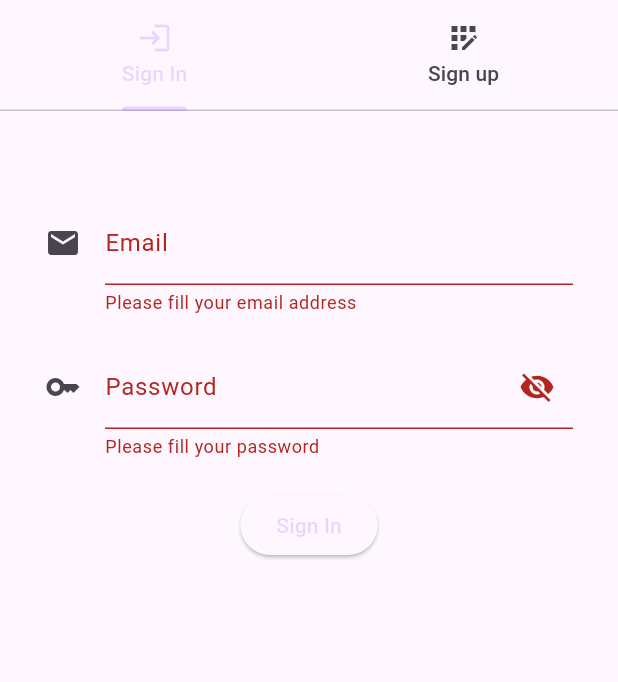
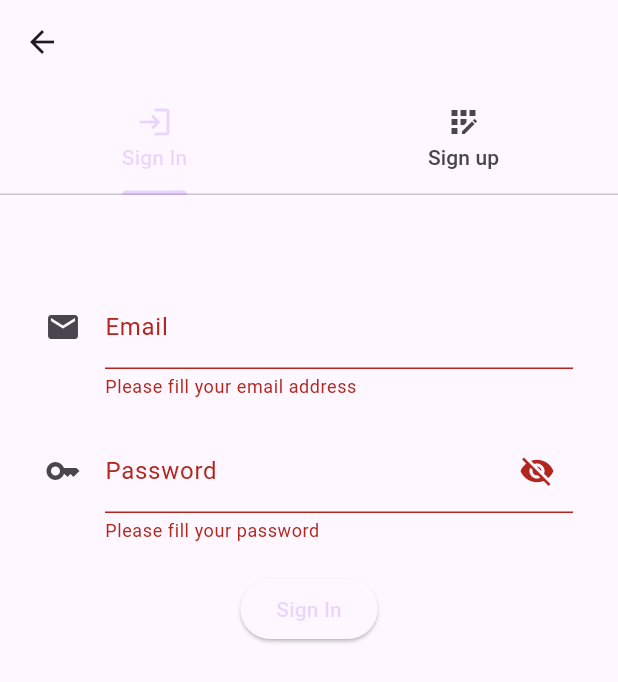
Before and after one commit to ThomasHandlag/toxicapp, a Flutter app: the SignScreen screen opened directly, after a tap on "Sign In", on a phone screen of 412 x 824 dp. Shown: the top 682 px of the screen. Run offline on Flutter 3.47's test engine with Material 3 defaults, Android fonts, the phone set to English and light mode, and no system bars; our stand-ins replace carousel_slider, file_picker, flutter_colorpicker, shared_preferences, sqflite; accounts and stored records are empty.

Commit message:
add some image

```diff
--- a/lib/components/preview_app.dart
+++ b/lib/components/preview_app.dart
@@ -21,9 +21,10 @@ class _PreviewApp extends State<PreviewApp> {
     )
   ];
   CarouselController carouselController = CarouselController();
+
   @override
   Widget build(BuildContext context) => Scaffold(
-        backgroundColor: const Color.fromARGB(255, 255, 255, 0),
+        backgroundColor: Theme.of(context).colorScheme.background,
         bottomNavigationBar: Container(
           padding: const EdgeInsets.all(15.0),
           margin: const EdgeInsets.only(bottom: 20.0),
@@ -66,8 +67,11 @@ class _PreviewApp extends State<PreviewApp> {
 
 class Slide extends StatefulWidget {
   const Slide({super.key, required this.text, required this.start});
+
   final String text;
+
   const Slide.first({super.key, required this.text, required this.start});
+
   final bool start;
 
   @override
@@ -115,6 +119,8 @@ class _Slide extends State<Slide> with SingleTickerProviderStateMixin {
       child: Container(
         alignment: Alignment.center,
         margin: const EdgeInsets.only(top: 20.0),
+        decoration: const BoxDecoration(
+            image: DecorationImage(image: AssetImage("images/prev.png"))),
         child: Column(
             mainAxisAlignment: MainAxisAlignment.center,
             crossAxisAlignment: CrossAxisAlignment.center,
@@ -125,8 +131,12 @@ class _Slide extends State<Slide> with SingleTickerProviderStateMixin {
               ),
               Text(
                 widget.text,
-                style:
-                    const TextStyle(fontSize: 30, fontWeight: FontWeight.bold),
+                style: TextStyle(
+                  fontSize: 30,
+                  fontWeight: FontWeight.bold,
+                  color: Theme.of(context).colorScheme.onSurface,
+                  backgroundColor: Theme.of(context).colorScheme.surface,
+                ),
                 textAlign: TextAlign.center,
               ),
               widget.start
@@ -140,6 +150,9 @@ class _Slide extends State<Slide> with SingleTickerProviderStateMixin {
                                   builder: (context) => const SignScreen()),
                             );
                           },
+                          style: const ButtonStyle(
+                              foregroundColor: MaterialStatePropertyAll(
+                                  Colors.purpleAccent)),
                           child: const Text("Get start")),
                     )
                   : Container(),
@@ -162,7 +175,7 @@ class CustomCarouselIndicator extends StatelessWidget {
     required this.currentIndex,
     required this.onIndexChanged,
     this.dotColor = Colors.grey,
-    this.dotActiveColor = Colors.blue,
+    this.dotActiveColor = Colors.purple,
   });
 
   @override
@@ -183,7 +196,7 @@ class CustomCarouselIndicator extends StatelessWidget {
                 height: 10.0,
                 decoration: BoxDecoration(
                   shape: BoxShape.circle,
-                  color: currentIndex == index ? Colors.blue : Colors.grey,
+                  color: currentIndex == index ? Colors.purple : Colors.grey,
                 ),
               ),
             ),
--- a/lib/components/sign_screen.dart
+++ b/lib/components/sign_screen.dart
@@ -39,7 +39,8 @@ class _SignScreen extends State<SignScreen>
           SignUpTab()
         ],
       ),
-      appBar: TabBar(
+      appBar: AppBar(
+        bottom: TabBar(
           tabs: const [
             Tab(
               text: "Sign In",
@@ -49,6 +50,7 @@ class _SignScreen extends State<SignScreen>
           ],
           controller: _tabController,
         ),
+      ),
     );
   }
 }
--- a/lib/components/splash_screen.dart
+++ b/lib/components/splash_screen.dart
@@ -35,11 +35,11 @@ class _SplashScreenState extends State<SplashScreen>
   @override
   Widget build(BuildContext context) {
     return Scaffold(
-      backgroundColor: const Color.fromARGB(255, 255, 252, 47),
+      backgroundColor: Theme.of(context).colorScheme.onSurface,
       body: Center(
         child: FadeTransition(
           opacity: animation,
-          child: Image.asset("images/ic_launch.png", width: 100)
+          child: Image.asset("images/ic_launch.png", width: 100, color: Colors.yellow,)
         ),
       ),
     );
--- a/pubspec.yaml
+++ b/pubspec.yaml
@@ -69,8 +69,9 @@ flutter:
   # To add assets to your application, add an assets section, like this:
   assets:
     - images\ic_launch.png
-    - images\pre_app_one.png
+    - images\prev.png
     - images\pre_app_two.png
+    - images\bg_image.png
     - db\app_db.db
 
   # An image asset can refer to one or more resolution-specific "variants", see
```
Also changed, not shown: lib/components/home_page.dart (+9 -5 lines), images/bg_image.png (added), images/prev.png (added). Lines whose indentation alone changed are shown as unchanged.
